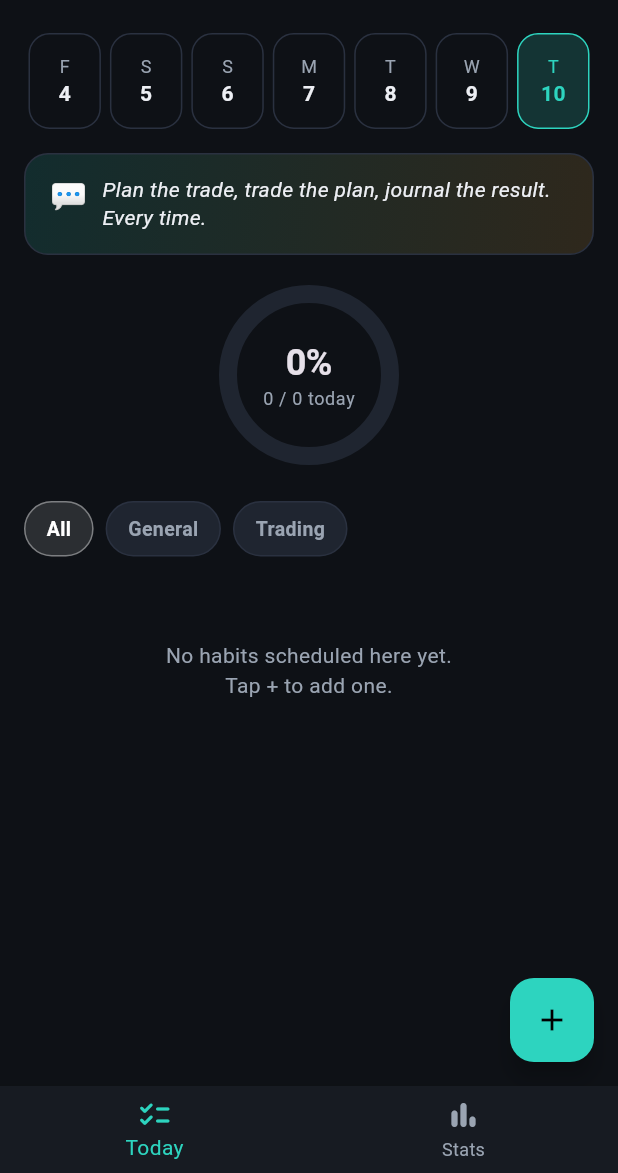
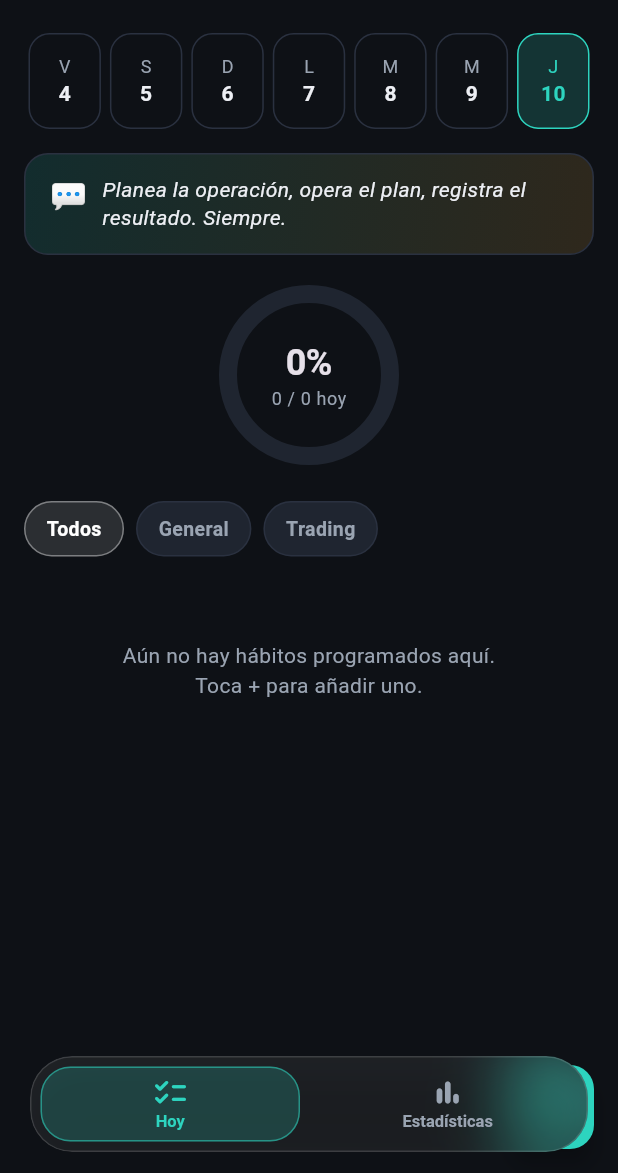
Before and after one commit to jms9377/habitflow-app, a Flutter app: the screen it shows after launch, on a phone screen of 412 x 824 dp, the part 63-1236 px from its top. Run offline on Flutter 3.47's test engine with Material 3 defaults, Android fonts, the phone set to English and light mode, and no system bars; drawn by our look-alikes of flutter_animate; our stand-ins replace confetti, hive, hive_flutter; accounts and stored records are empty.

Commit message:
Fix trading-habit category bug, translate UI to Spanish, add glass nav
Root-caused why habits added while filtered to "Trading" on Home didn't
show up there: the FAB always opened Add Habit defaulting to "General",
regardless of the active filter chip, so the new habit silently saved
under the wrong category and vanished from the Trading-filtered list.
Home now passes its current filter as the form's initial category.

Also, per user feedback:
- Translated every user-facing string to Spanish: screens, dialogs,
  snackbars, habit templates, motivational quotes, weekday/month labels.
  Wired flutter_localizations + Spanish date formatting (intl) so native
  widgets (back button, etc.) and date/month names render in Spanish too.
- Replaced the stock BottomNavigationBar with a custom floating,
  frosted-glass pill nav (blur + translucency + border/shadow) with an
  animated color indicator that slides between tabs, iOS-style.

Updated the three widget tests whose assertions matched the old English
copy to match the new Spanish strings.

Co-Authored-By: Claude Sonnet 5 <noreply@anthropic.com>
Claude-Session: https://claude.ai/code/session_01SZrMTZod1cunf1zUVVYGE2

```diff
--- a/lib/app.dart
+++ b/lib/app.dart
@@ -1,4 +1,5 @@
 import 'package:flutter/material.dart';
+import 'package:flutter_localizations/flutter_localizations.dart';
 import 'package:provider/provider.dart';
 
 import 'data/habit_repository.dart';
@@ -6,6 +7,7 @@ import 'providers/habit_provider.dart';
 import 'screens/home_screen.dart';
 import 'screens/stats_screen.dart';
 import 'theme/app_theme.dart';
+import 'widgets/glass_bottom_nav.dart';
 
 class HabitFlowApp extends StatelessWidget {
   const HabitFlowApp({super.key, required this.repository});
@@ -22,6 +24,13 @@ class HabitFlowApp extends StatelessWidget {
         theme: AppTheme.dark,
         darkTheme: AppTheme.dark,
         themeMode: ThemeMode.dark,
+        locale: const Locale('es'),
+        supportedLocales: const [Locale('es')],
+        localizationsDelegates: const [
+          GlobalMaterialLocalizations.delegate,
+          GlobalWidgetsLocalizations.delegate,
+          GlobalCupertinoLocalizations.delegate,
+        ],
         home: RootShell(repository: repository),
       ),
     );
@@ -40,6 +49,21 @@ class RootShell extends StatefulWidget {
 class _RootShellState extends State<RootShell> {
   int _index = 0;
 
+  static const _items = [
+    GlassNavItem(
+      icon: Icons.checklist_rounded,
+      activeIcon: Icons.checklist_rounded,
+      label: 'Hoy',
+      color: AppColors.general,
+    ),
+    GlassNavItem(
+      icon: Icons.bar_chart_rounded,
+      activeIcon: Icons.bar_chart_rounded,
+      label: 'Estadísticas',
+      color: AppColors.trading,
+    ),
+  ];
+
   @override
   Widget build(BuildContext context) {
     final screen = _index == 0
@@ -47,6 +71,7 @@ class _RootShellState extends State<RootShell> {
         : StatsScreen(key: const ValueKey('stats'), repository: widget.repository);
 
     return Scaffold(
+      extendBody: true,
       body: AnimatedSwitcher(
         duration: const Duration(milliseconds: 220),
         transitionBuilder: (child, animation) => FadeTransition(
@@ -58,13 +83,10 @@ class _RootShellState extends State<RootShell> {
         ),
         child: screen,
       ),
-      bottomNavigationBar: BottomNavigationBar(
-        currentIndex: _index,
+      bottomNavigationBar: GlassBottomNav(
+        items: _items,
+        index: _index,
         onTap: (i) => setState(() => _index = i),
-        items: const [
-          BottomNavigationBarItem(icon: Icon(Icons.checklist_rounded), label: 'Today'),
-          BottomNavigationBarItem(icon: Icon(Icons.bar_chart_rounded), label: 'Stats'),
-        ],
       ),
     );
   }
--- a/lib/data/motivational_quotes.dart
+++ b/lib/data/motivational_quotes.dart
@@ -3,26 +3,26 @@
 /// changes every day). Mixes general-habit encouragement with
 /// trading-discipline framing, matching the app's two habit domains.
 const List<String> motivationalQuotes = [
-  "Small steps, repeated daily, beat big plans that never start.",
-  "Discipline is choosing what you want most over what you want now.",
-  "You don't rise to your goals - you fall to your systems. Trust the system.",
-  "One more day of showing up is one more brick in the wall.",
-  "The trade you didn't take because it broke your rules is a win.",
-  "Consistency compounds quietly, then all at once.",
-  "Your streak isn't the goal - the habit becoming automatic is.",
-  "Protect your capital and your consistency the same way.",
-  "Every checkmark today is evidence for the person you're becoming.",
-  "A missed day isn't failure. Two in a row is a pattern - watch for it.",
-  "Plan the trade, trade the plan, journal the result. Every time.",
-  "Progress isn't a straight line, but it does need a direction.",
-  "You don't need motivation if the habit is already scheduled.",
-  "The market will still be there tomorrow. Your discipline should be too.",
-  "Do it today so future-you doesn't have to catch up.",
-  "Boring, repeated actions build the results everyone else calls luck.",
-  "Risk management is a habit, not a reaction.",
-  "Show up for the days you don't feel like it - that's the whole game.",
-  "Your future self is watching what you do right now.",
-  "Habits are votes for the identity you're trying to build.",
+  "Pequeños pasos repetidos cada día superan a los grandes planes que nunca empiezan.",
+  "La disciplina es elegir lo que más quieres por encima de lo que quieres ahora.",
+  "No llegas a la altura de tus metas, caes al nivel de tus sistemas. Confía en el sistema.",
+  "Un día más presentándote es un ladrillo más en la pared.",
+  "La operación que no tomaste porque rompía tus reglas también es una victoria.",
+  "La constancia se acumula en silencio, hasta que un día lo cambia todo.",
+  "Tu racha no es la meta - que el hábito se vuelva automático sí lo es.",
+  "Protege tu capital y tu constancia de la misma manera.",
+  "Cada check de hoy es prueba de la persona en la que te estás convirtiendo.",
+  "Un día perdido no es un fracaso. Dos seguidos ya es un patrón - vigílalo.",
+  "Planea la operación, opera el plan, registra el resultado. Siempre.",
+  "El progreso no es una línea recta, pero sí necesita una dirección.",
+  "No necesitas motivación si el hábito ya está programado.",
+  "El mercado seguirá ahí mañana. Tu disciplina también debería.",
+  "Hazlo hoy para que tu yo futuro no tenga que recuperar el tiempo perdido.",
+  "Las acciones aburridas y repetidas construyen lo que otros llaman suerte.",
+  "La gestión de riesgo es un hábito, no una reacción.",
+  "Preséntate los días en que no tienes ganas - ese es todo el juego.",
+  "Tu yo futuro está observando lo que haces ahora mismo.",
+  "Los hábitos son votos por la identidad que estás construyendo.",
 ];
 
 String quoteOfTheDay([DateTime? now]) {
--- a/lib/main.dart
+++ b/lib/main.dart
@@ -1,5 +1,6 @@
 import 'package:flutter/material.dart';
 import 'package:hive_flutter/hive_flutter.dart';
+import 'package:intl/date_symbol_data_local.dart';
 
 import 'app.dart';
 import 'data/habit_repository.dart';
@@ -7,6 +8,7 @@ import 'data/habit_repository.dart';
 Future<void> main() async {
   WidgetsFlutterBinding.ensureInitialized();
 
+  await initializeDateFormatting('es');
   await Hive.initFlutter();
   await HabitRepository.registerAdapters();
   await HabitRepository.openBoxes();
--- a/lib/models/habit_templates.dart
+++ b/lib/models/habit_templates.dart
@@ -17,53 +17,53 @@ class HabitTemplate {
 }
 
 const List<HabitTemplate> generalHabitTemplates = [
-  HabitTemplate(name: 'Drink water', emoji: '💧', category: HabitCategory.general),
-  HabitTemplate(name: 'Exercise', emoji: '🏃', category: HabitCategory.general),
-  HabitTemplate(name: 'Read 10 pages', emoji: '📖', category: HabitCategory.general),
-  HabitTemplate(name: 'Sleep 7+ hours', emoji: '😴', category: HabitCategory.general),
-  HabitTemplate(name: 'Meditate', emoji: '🧘', category: HabitCategory.general),
-  HabitTemplate(name: 'No sugar', emoji: '🍬', category: HabitCategory.general),
-  HabitTemplate(name: 'Tidy workspace', emoji: '🧹', category: HabitCategory.general),
-  HabitTemplate(name: 'Learn something new', emoji: '💡', category: HabitCategory.general),
+  HabitTemplate(name: 'Beber agua', emoji: '💧', category: HabitCategory.general),
+  HabitTemplate(name: 'Hacer ejercicio', emoji: '🏃', category: HabitCategory.general),
+  HabitTemplate(name: 'Leer 10 páginas', emoji: '📖', category: HabitCategory.general),
+  HabitTemplate(name: 'Dormir 7+ horas', emoji: '😴', category: HabitCategory.general),
+  HabitTemplate(name: 'Meditar', emoji: '🧘', category: HabitCategory.general),
+  HabitTemplate(name: 'Sin azúcar', emoji: '🍬', category: HabitCategory.general),
+  HabitTemplate(name: 'Ordenar el espacio de trabajo', emoji: '🧹', category: HabitCategory.general),
+  HabitTemplate(name: 'Aprender algo nuevo', emoji: '💡', category: HabitCategory.general),
 ];
 
 const List<HabitTemplate> tradingHabitTemplates = [
   HabitTemplate(
-    name: 'Followed my trading plan',
+    name: 'Seguí mi plan de trading',
     emoji: '📋',
     category: HabitCategory.trading,
-    note: 'Did every trade today match a pre-defined setup and rule, not impulse?',
+    note: '¿Cada operación de hoy siguió un setup y una regla predefinidos, y no un impulso?',
   ),
   HabitTemplate(
-    name: 'Respected max risk per trade',
+    name: 'Respeté el riesgo máximo por operación',
     emoji: '🛡️',
     category: HabitCategory.trading,
-    note: 'Stayed within your configured risk-per-trade on every position.',
+    note: 'Te mantuviste dentro del riesgo configurado por operación en cada posición.',
   ),
   HabitTemplate(
-    name: 'No revenge trading',
+    name: 'Sin revenge trading',
     emoji: '🚫',
     category: HabitCategory.trading,
-    note: 'Did not try to "win back" a loss with an unplanned trade.',
+    note: 'No intentaste "recuperar" una pérdida con una operación no planificada.',
   ),
   HabitTemplate(
-    name: 'Journaled every trade',
+    name: 'Registré cada operación en el diario',
     emoji: '📝',
     category: HabitCategory.trading,
   ),
   HabitTemplate(
-    name: 'Pre-market checklist',
+    name: 'Checklist antes del mercado',
     emoji: '✅',
     category: HabitCategory.trading,
-    note: 'Reviewed bias, key levels and news before the session opened.',
+    note: 'Revisaste el sesgo, niveles clave y noticias antes de abrir la sesión.',
   ),
   HabitTemplate(
-    name: 'Stopped at daily loss limit',
+    name: 'Me detuve al llegar al límite de pérdida diaria',
     emoji: '🛑',
     category: HabitCategory.trading,
   ),
   HabitTemplate(
-    name: 'Reviewed today\'s trades',
+    name: 'Revisé las operaciones de hoy',
     emoji: '🔍',
     category: HabitCategory.trading,
   ),
--- a/lib/screens/home_screen.dart
+++ b/lib/screens/home_screen.dart
@@ -47,7 +47,7 @@ class _HomeScreenState extends State<HomeScreen> {
         floatingActionButton: FloatingActionButton(
           onPressed: () => Navigator.of(context).push(
             MaterialPageRoute(
-              builder: (_) => AddEditHabitScreen(repository: widget.repository),
+              builder: (_) => AddEditHabitScreen(repository: widget.repository, initialCategory: _filter),
             ),
           ),
           child: const Icon(Icons.add),
@@ -68,8 +68,8 @@ class _HomeScreenState extends State<HomeScreen> {
                 child: ProgressRing(
                   progress: total == 0 ? 0 : completed / total,
                   label: isToday
-                      ? '$completed / $total today'
-                      : '$completed / $total that day',
+                      ? '$completed / $total hoy'
+                      : '$completed / $total ese día',
                 ),
               ).animate().fadeIn(duration: 400.ms).scale(begin: const Offset(0.9, 0.9)),
               const SizedBox(height: 24),
@@ -103,7 +103,7 @@ class _HomeScreenState extends State<HomeScreen> {
                   padding: const EdgeInsets.symmetric(vertical: 40),
                   child: Center(
                     child: Text(
-                      'No habits scheduled here yet.\nTap + to add one.',
+                      'Aún no hay hábitos programados aquí.\nToca + para añadir uno.',
                       textAlign: TextAlign.center,
                       style: TextStyle(color: AppColors.textSecondary),
                     ),
@@ -125,7 +125,7 @@ class _HomeScreenState extends State<HomeScreen> {
                           if (context.mounted) {
                             ScaffoldMessenger.of(context).showSnackBar(
                               SnackBar(
-                                content: Text('🔥 $milestone-day streak on ${habits[i].name}!'),
+                                content: Text('🔥 ¡Racha de $milestone días en ${habits[i].name}!'),
                                 backgroundColor: AppColors.forCategory(habits[i].category),
                               ),
                             );
@@ -169,7 +169,7 @@ class _AllChip extends StatelessWidget {
         border: Border.all(color: selected ? Colors.white38 : AppColors.border),
       ),
       child: Text(
-        'All',
+        'Todos',
         style: TextStyle(
           color: selected ? Colors.white : AppColors.textSecondary,
           fontWeight: FontWeight.w600,
@@ -213,7 +213,7 @@ class _DateStrip extends StatelessWidget {
                     mainAxisAlignment: MainAxisAlignment.center,
                     children: [
                       Text(
-                        DateFormat.E().format(day).substring(0, 1),
+                        DateFormat.E('es').format(day).substring(0, 1).toUpperCase(),
                         style: TextStyle(
                           color: day == selected ? AppColors.general : AppColors.textSecondary,
                           fontSize: 12,
--- a/lib/screens/stats_screen.dart
+++ b/lib/screens/stats_screen.dart
@@ -40,24 +40,24 @@ class _StatsScreenState extends State<StatsScreen> {
     final tradingHabits = provider.habitsByCategory(HabitCategory.trading);
 
     return Scaffold(
-      appBar: AppBar(title: const Text('Statistics')),
+      appBar: AppBar(title: const Text('Estadísticas')),
       body: ListView(
-        padding: const EdgeInsets.all(20),
+        padding: const EdgeInsets.fromLTRB(20, 20, 20, 100),
         children: [
           Row(
             children: [
-              Expanded(child: _SummaryCard(label: 'Habits', targetValue: habits.length.toDouble())),
+              Expanded(child: _SummaryCard(label: 'Hábitos', targetValue: habits.length.toDouble())),
               const SizedBox(width: 12),
-              Expanded(child: _SummaryCard(label: 'Best streak', targetValue: bestStreak.toDouble(), suffix: ' 🔥')),
+              Expanded(child: _SummaryCard(label: 'Mejor racha', targetValue: bestStreak.toDouble(), suffix: ' 🔥')),
               const SizedBox(width: 12),
-              Expanded(child: _SummaryCard(label: 'Avg. rate', targetValue: overallRate * 100, suffix: '%')),
+              Expanded(child: _SummaryCard(label: 'Tasa media', targetValue: overallRate * 100, suffix: '%')),
             ],
           ),
           const SizedBox(height: 28),
           Row(
             mainAxisAlignment: MainAxisAlignment.spaceBetween,
             children: [
-              Text('Progress', style: Theme.of(context).textTheme.labelLarge),
+              Text('Progreso', style: Theme.of(context).textTheme.labelLarge),
               _PeriodToggle(period: _period, onChanged: (p) => setState(() => _period = p)),
             ],
           ),
@@ -76,14 +76,14 @@ class _StatsScreenState extends State<StatsScreen> {
           ),
           const SizedBox(height: 28),
           _CategorySection(
-            title: 'General habits',
+            title: 'Hábitos generales',
             color: AppColors.general,
             habits: generalHabits,
             provider: provider,
           ),
           const SizedBox(height: 20),
           _CategorySection(
-            title: 'Trading habits',
+            title: 'Hábitos de trading',
             color: AppColors.trading,
             habits: tradingHabits,
             provider: provider,
@@ -108,8 +108,8 @@ class _PeriodToggle extends StatelessWidget {
       child: Row(
         mainAxisSize: MainAxisSize.min,
         children: [
-          _PeriodButton(label: 'Week', selected: period == _Period.week, onTap: () => onChanged(_Period.week)),
-          _PeriodButton(label: 'Month', selected: period == _Period.month, onTap: () => onChanged(_Period.month)),
+          _PeriodButton(label: 'Semana', selected: period == _Period.week, onTap: () => onChanged(_Period.week)),
+          _PeriodButton(label: 'Mes', selected: period == _Period.month, onTap: () => onChanged(_Period.month)),
         ],
       ),
     );
@@ -198,7 +198,7 @@ class _ProgressChart extends StatelessWidget {
     final labels = <String>[];
 
     if (period == _Period.week) {
-      const dayLabels = ['M', 'T', 'W', 'T', 'F', 'S', 'S'];
+      const dayLabels = ['L', 'M', 'X', 'J', 'V', 'S', 'D'];
       for (int i = 6; i >= 0; i--) {
         final day = today.subtract(Duration(days: i));
         final scheduled = habits.where((h) => h.isScheduledOn(day)).toList();
@@ -218,7 +218,7 @@ class _ProgressChart extends StatelessWidget {
           doneCount += scheduled.where((h) => repository.isCompletedOn(h.id, day)).length;
         }
         values.add(scheduledCount == 0 ? 0 : doneCount / scheduledCount * 100);
-        labels.add(w == 0 ? 'This wk' : '-${w}w');
+        labels.add(w == 0 ? 'Esta sem' : '-${w}sem');
       }
     }
 
@@ -288,7 +288,7 @@ class _CategorySection extends StatelessWidget {
           Text(title, style: TextStyle(color: color, fontWeight: FontWeight.w700)),
           const SizedBox(height: 10),
           if (habits.isEmpty)
-            Text('No habits yet.', style: TextStyle(color: AppColors.textSecondary))
+            Text('Aún no hay hábitos.', style: TextStyle(color: AppColors.textSecondary))
           else
             for (final h in habits)
               Padding(
--- /dev/null
+++ b/lib/widgets/glass_bottom_nav.dart
@@ -0,0 +1,124 @@
+import 'dart:ui';
+
+import 'package:flutter/material.dart';
+
+import '../theme/app_theme.dart';
+
+class GlassNavItem {
+  const GlassNavItem({required this.icon, required this.activeIcon, required this.label, required this.color});
+
+  final IconData icon;
+  final IconData activeIcon;
+  final String label;
+  final Color color;
+}
+
+/// A floating, frosted-glass pill nav bar in the style of iOS's translucent
+/// tab bars: blurred/semi-transparent background, a soft border+shadow, and
+/// a color pill that slides smoothly to the selected tab.
+class GlassBottomNav extends StatelessWidget {
+  const GlassBottomNav({super.key, required this.items, required this.index, required this.onTap});
+
+  final List<GlassNavItem> items;
+  final int index;
+  final ValueChanged<int> onTap;
+
+  @override
+  Widget build(BuildContext context) {
+    return SafeArea(
+      minimum: const EdgeInsets.fromLTRB(20, 0, 20, 14),
+      child: ClipRRect(
+        borderRadius: BorderRadius.circular(28),
+        child: BackdropFilter(
+          filter: ImageFilter.blur(sigmaX: 24, sigmaY: 24),
+          child: Container(
+            height: 64,
+            decoration: BoxDecoration(
+              color: Colors.white.withValues(alpha: 0.07),
+              borderRadius: BorderRadius.circular(28),
+              border: Border.all(color: Colors.white.withValues(alpha: 0.14)),
+              boxShadow: [
+                BoxShadow(color: Colors.black.withValues(alpha: 0.3), blurRadius: 24, offset: const Offset(0, 10)),
+              ],
+            ),
+            child: LayoutBuilder(
+              builder: (context, constraints) {
+                final itemWidth = constraints.maxWidth / items.length;
+                final activeColor = items[index].color;
+                return Stack(
+                  children: [
+                    AnimatedPositioned(
+                      duration: const Duration(milliseconds: 320),
+                      curve: Curves.easeOutCubic,
+                      left: itemWidth * index + 6,
+                      top: 6,
+                      bottom: 6,
+                      width: itemWidth - 12,
+                      child: AnimatedContainer(
+                        duration: const Duration(milliseconds: 320),
+                        curve: Curves.easeOutCubic,
+                        decoration: BoxDecoration(
+                          color: activeColor.withValues(alpha: 0.2),
+                          borderRadius: BorderRadius.circular(20),
+                          border: Border.all(color: activeColor.withValues(alpha: 0.55)),
+                        ),
+                      ),
+                    ),
+                    Row(
+                      children: [
+                        for (int i = 0; i < items.length; i++)
+                          Expanded(
+                            child: _GlassNavButton(
+                              item: items[i],
+                              selected: i == index,
+                              onTap: () => onTap(i),
+                            ),
+                          ),
+                      ],
+                    ),
+                  ],
+                );
+              },
+            ),
+          ),
+        ),
+      ),
+    );
+  }
+}
+
+class _GlassNavButton extends StatelessWidget {
+  const _GlassNavButton({required this.item, required this.selected, required this.onTap});
+
+  final GlassNavItem item;
+  final bool selected;
+  final VoidCallback onTap;
+
+  @override
+  Widget build(BuildContext context) {
+    final color = selected ? item.color : AppColors.textSecondary;
+
+    return GestureDetector(
+      behavior: HitTestBehavior.opaque,
+      onTap: onTap,
+      child: Column(
+        mainAxisAlignment: MainAxisAlignment.center,
+        children: [
+          TweenAnimationBuilder<double>(
+            tween: Tween(begin: 0, end: selected ? 1 : 0),
+            duration: const Duration(milliseconds: 320),
+            curve: Curves.easeOutBack,
+            builder: (context, t, child) => Transform.scale(scale: 1 + t * 0.15, child: child),
+            child: Icon(selected ? item.activeIcon : item.icon, size: 22, color: color),
+          ),
+          const SizedBox(height: 2),
+          AnimatedDefaultTextStyle(
+            duration: const Duration(milliseconds: 200),
+            style: TextStyle(fontSize: 11, fontWeight: FontWeight.w700, color: color),
+            child: Text(item.label),
+          ),
+        ],
+      ),
+    );
+  }
+}
--- a/lib/widgets/habit_tile.dart
+++ b/lib/widgets/habit_tile.dart
@@ -89,7 +89,7 @@ class _HabitTileState extends State<HabitTile>
                         const Text('🔥', style: TextStyle(fontSize: 12)),
                         const SizedBox(width: 4),
                         Text(
-                          '${widget.streak} day${widget.streak == 1 ? '' : 's'}',
+                          '${widget.streak} día${widget.streak == 1 ? '' : 's'}',
                           style: Theme.of(context).textTheme.bodySmall?.copyWith(
                                 color: AppColors.textSecondary,
                               ),
--- a/pubspec.yaml
+++ b/pubspec.yaml
@@ -8,6 +8,8 @@ environment:
 
 dependencies:
   flutter:
+    sdk: flutter
+  flutter_localizations:
     sdk: flutter
   cupertino_icons: ^1.0.8
 
@@ -25,7 +27,7 @@ dependencies:
   fl_chart: ^0.69.0
 
   # Utilities
-  intl: ^0.19.0
+  intl: ^0.20.3
   uuid: ^4.5.1
 
 dev_dependencies:
```
Also changed, not shown: lib/screens/add_edit_habit_screen.dart (+19 -14 lines), lib/screens/habit_detail_screen.dart (+9 -9 lines), lib/widgets/monthly_calendar.dart (+5 -2 lines), pubspec.lock, 4 other files.
